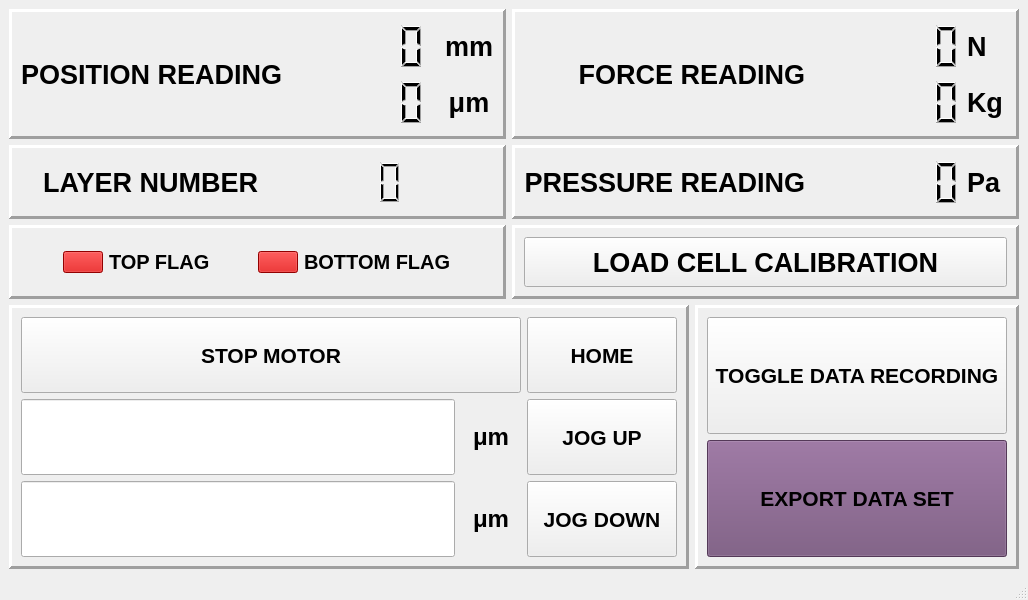
Qt form newBlackBetty.ui (georgeExotic/BlackBetty_v2) before a commit.
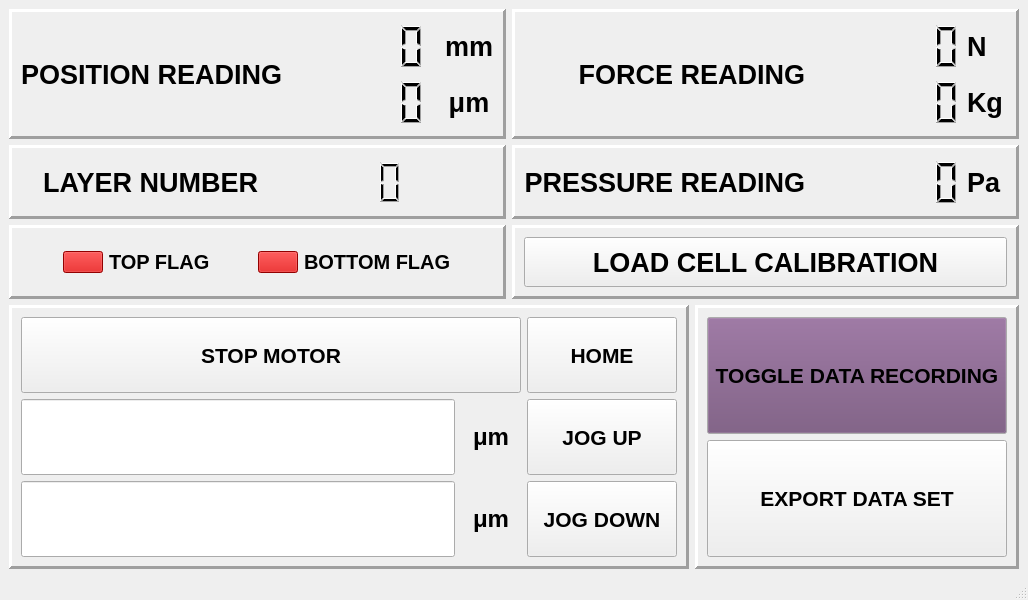
The same form after that commit.

```diff
--- a/newBlackBetty.ui
+++ b/newBlackBetty.ui
@@ -1067,6 +1067,43 @@
                <height>100</height>
               </size>
              </property>
+             <property name="palette">
+              <palette>
+               <active>
+                <colorrole role="Button">
+                 <brush brushstyle="SolidPattern">
+                  <color alpha="255">
+                   <red>117</red>
+                   <green>80</green>
+                   <blue>123</blue>
+                  </color>
+                 </brush>
+                </colorrole>
+               </active>
+               <inactive>
+                <colorrole role="Button">
+                 <brush brushstyle="SolidPattern">
+                  <color alpha="255">
+                   <red>117</red>
+                   <green>80</green>
+                   <blue>123</blue>
+                  </color>
+                 </brush>
+                </colorrole>
+               </inactive>
+               <disabled>
+                <colorrole role="Button">
+                 <brush brushstyle="SolidPattern">
+                  <color alpha="255">
+                   <red>117</red>
+                   <green>80</green>
+                   <blue>123</blue>
+                  </color>
+                 </brush>
+                </colorrole>
+               </disabled>
+              </palette>
+             </property>
              <property name="font">
               <font>
                <pointsize>16</pointsize>
@@ -1100,9 +1137,6 @@
                <bold>true</bold>
               </font>
              </property>
-             <property name="styleSheet">
-              <string notr="true">background-color: rgb(117, 80, 123);</string>
-             </property>
              <property name="text">
               <string>EXPORT DATA SET</string>
              </property>
```
